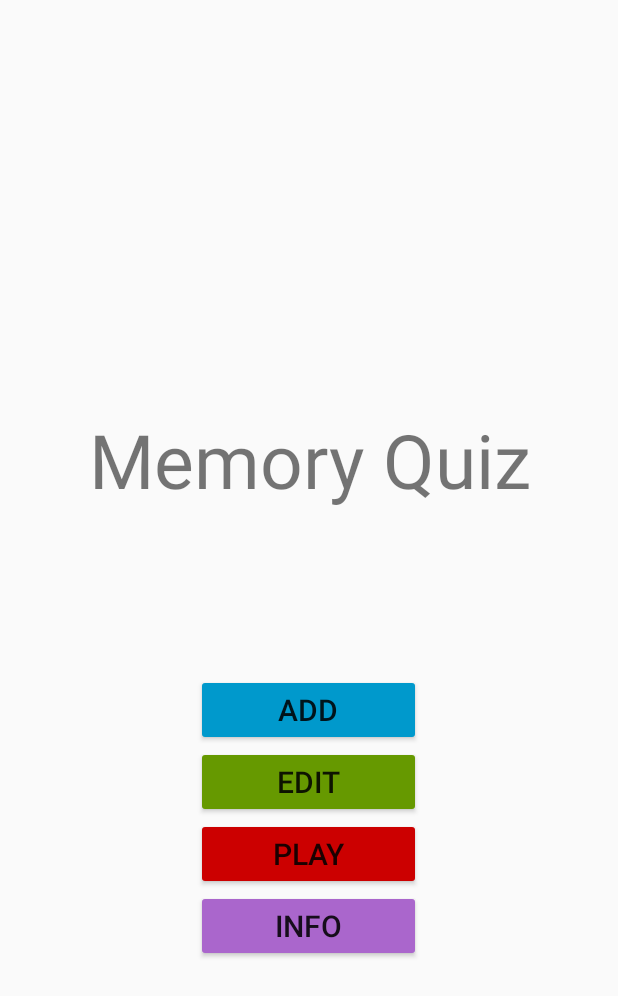
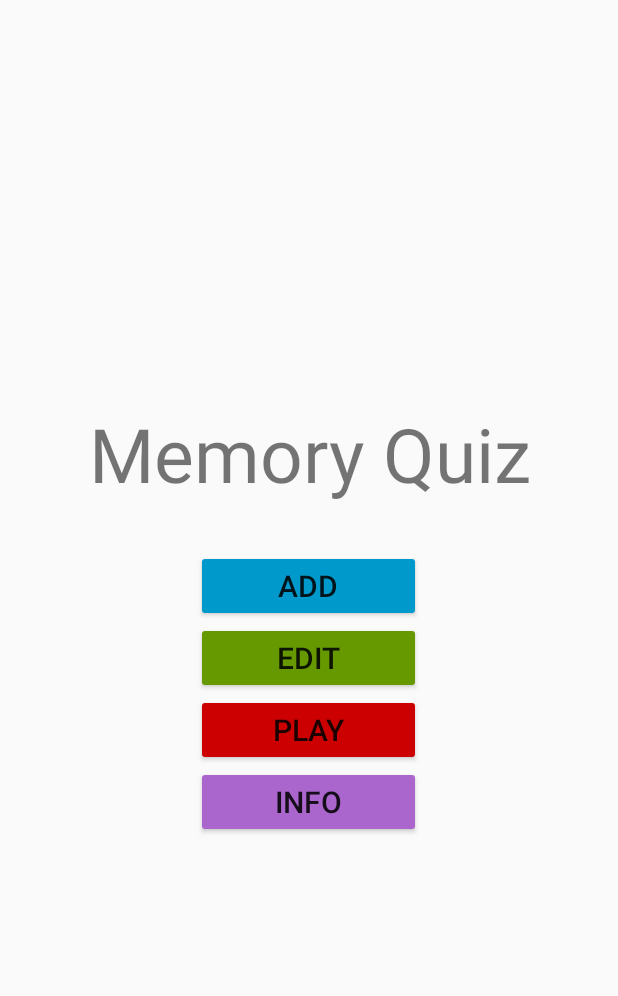
Before and after one commit to AjithK14/Memory_Quiz, an Android app: the screen it shows after launch (MainActivity), on a phone screen of 412 x 824 dp. Shown: the top 996 px of the screen. Run offline under Robolectric (Android 15) with nearby library versions, the phone set to English and light mode, and no system bars.

Commit message:
title page v1.3.1 w/ vertical layout (fixed)

```diff
--- a/app/src/main/res/layout/activity_main.xml
+++ b/app/src/main/res/layout/activity_main.xml
@@ -14,20 +14,24 @@
 
         <TextView
             android:id="@+id/title"
-            android:layout_width="wrap_content"
-            android:layout_height="94dp"
+            android:layout_width="315dp"
+            android:layout_height="81dp"
+            android:layout_marginBottom="8dp"
+            android:layout_marginEnd="8dp"
+            android:layout_marginStart="8dp"
+            android:layout_marginTop="8dp"
             android:ems="10"
             android:fontFamily="sans-serif"
-            android:gravity="center_vertical|center"
+            android:gravity="center_vertical"
+            android:padding="5dp"
             android:text="@string/memory_quiz"
             android:textAlignment="center"
             android:textSize="50sp"
-            app:layout_constraintBottom_toBottomOf="parent"
+            app:layout_constraintBottom_toTopOf="@+id/linearLayout"
             app:layout_constraintEnd_toEndOf="parent"
-            app:layout_constraintHorizontal_bias="0.0"
             app:layout_constraintStart_toStartOf="parent"
             app:layout_constraintTop_toTopOf="parent"
-            app:layout_constraintVertical_bias="0.355"
+            app:layout_constraintVertical_bias="1.0"
             tools:layout_conversion_absoluteHeight="160dp"
             tools:layout_conversion_absoluteWidth="768dp" />
 
@@ -46,7 +50,7 @@
             app:layout_constraintHorizontal_bias="0.497"
             app:layout_constraintStart_toStartOf="parent"
             app:layout_constraintTop_toTopOf="parent"
-            app:layout_constraintVertical_bias="0.728">
+            app:layout_constraintVertical_bias="0.586">
 
             <Button
                 android:id="@+id/button"
```
